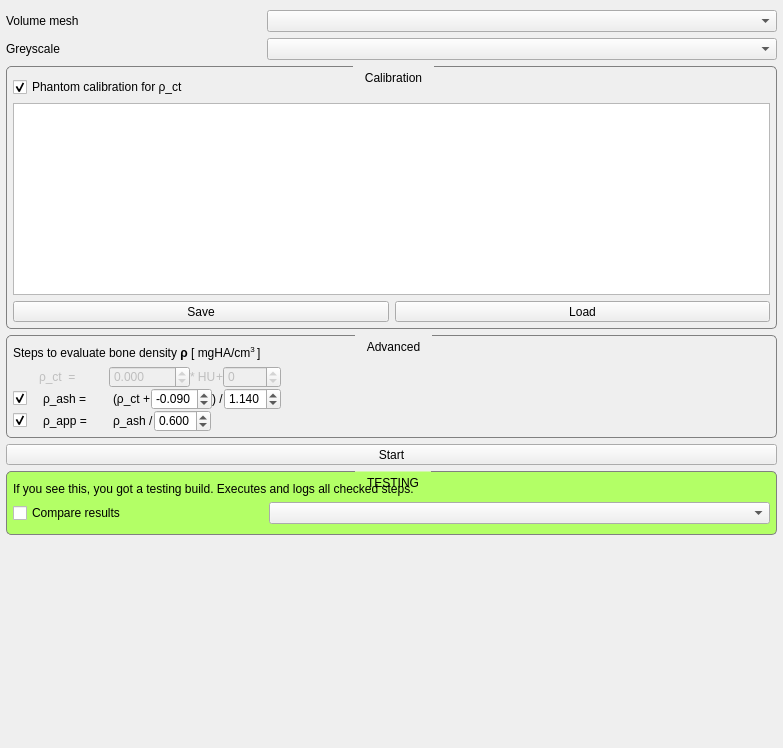
This is src/internal/MaterialMappingViewControls.ui in araex/mitk-gem as Qt 5 draws it before an edit. The edited form follows.
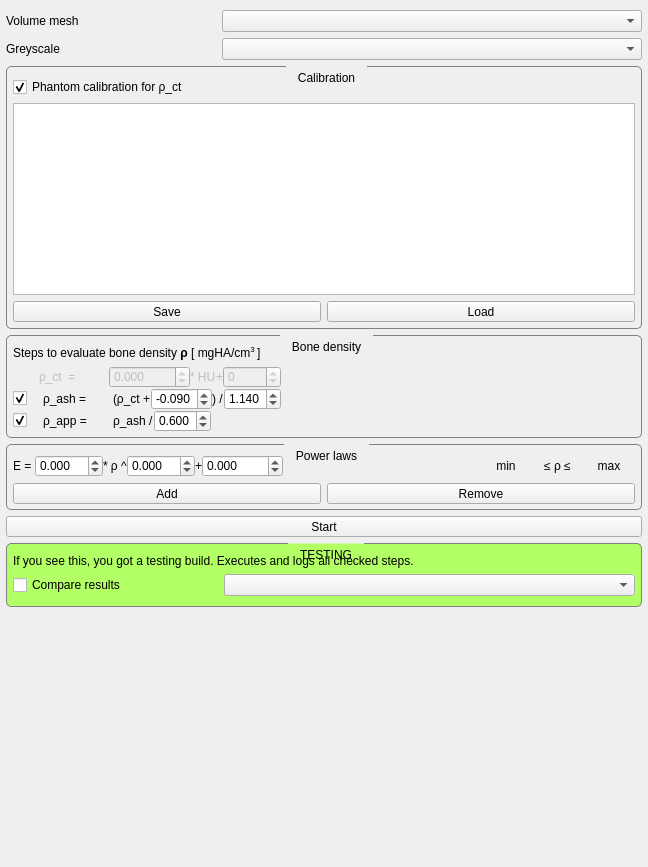
This is the edited form. Custom widgets are drawn as their Qt base class.

Commit message: prepared power law gui

Diff of the .ui file:
```diff
--- a/src/internal/MaterialMappingViewControls.ui
+++ b/src/internal/MaterialMappingViewControls.ui
@@ -6,8 +6,8 @@
    <rect>
     <x>0</x>
     <y>0</y>
-    <width>783</width>
-    <height>748</height>
+    <width>648</width>
+    <height>867</height>
    </rect>
   </property>
   <property name="minimumSize">
@@ -253,7 +253,7 @@
      <item>
       <widget class="QGroupBox" name="advancedGroup">
        <property name="title">
-        <string>Advanced</string>
+        <string>Bone density</string>
        </property>
        <property name="checkable">
         <bool>false</bool>
@@ -678,6 +678,219 @@
        </layout>
       </widget>
      </item>
+     <item>
+      <widget class="QGroupBox" name="advancedGroup_2">
+       <property name="title">
+        <string>Power laws</string>
+       </property>
+       <property name="checkable">
+        <bool>false</bool>
+       </property>
+       <layout class="QVBoxLayout" name="verticalLayout_7">
+        <property name="leftMargin">
+         <number>6</number>
+        </property>
+        <property name="topMargin">
+         <number>10</number>
+        </property>
+        <property name="rightMargin">
+         <number>6</number>
+        </property>
+        <property name="bottomMargin">
+         <number>5</number>
+        </property>
+        <item>
+         <widget class="QWidget" name="powerLawWidget" native="true">
+          <property name="styleSheet">
+           <string notr="true">QLabel {
+	font: small &quot;Courier New&quot;;
+}
+
+QDoubleSpinBox {
+	font: small &quot;Courier New&quot;;
+}</string>
+          </property>
+          <layout class="QHBoxLayout" name="horizontalLayout_3" stretch="3,1">
+           <property name="spacing">
+            <number>0</number>
+           </property>
+           <property name="margin">
+            <number>0</number>
+           </property>
+           <item>
+            <layout class="QHBoxLayout" name="horizontalLayout_13">
+             <property name="spacing">
+              <number>0</number>
+             </property>
+             <property name="leftMargin">
+              <number>0</number>
+             </property>
+             <item>
+              <widget class="QLabel" name="label_18">
+               <property name="text">
+                <string>E = </string>
+               </property>
+              </widget>
+             </item>
+             <item>
+              <widget class="QDoubleSpinBox" name="linEQSlopeSpinBox_2">
+               <property name="decimals">
+                <number>3</number>
+               </property>
+               <property name="minimum">
+                <double>-99.000000000000000</double>
+               </property>
+               <property name="maximum">
+                <double>99.000000000000000</double>
+               </property>
+               <property name="singleStep">
+                <double>0.010000000000000</double>
+               </property>
+              </widget>
+             </item>
+             <item>
+              <widget class="QLabel" name="label_19">
+               <property name="text">
+                <string>* ρ ^</string>
+               </property>
+              </widget>
+             </item>
+             <item>
+              <widget class="QDoubleSpinBox" name="linEQSlopeSpinBox_3">
+               <property name="decimals">
+                <number>3</number>
+               </property>
+               <property name="minimum">
+                <double>-99.000000000000000</double>
+               </property>
+               <property name="maximum">
+                <double>99.000000000000000</double>
+               </property>
+               <property name="singleStep">
+                <double>0.010000000000000</double>
+               </property>
+              </widget>
+             </item>
+             <item>
+              <widget class="QLabel" name="label_20">
+               <property name="text">
+                <string>+</string>
+               </property>
+              </widget>
+             </item>
+             <item>
+              <widget class="QDoubleSpinBox" name="linEQSlopeSpinBox_4">
+               <property name="decimals">
+                <number>3</number>
+               </property>
+               <property name="minimum">
+                <double>-9999.000000000000000</double>
+               </property>
+               <property name="maximum">
+                <double>9999.000000000000000</double>
+               </property>
+               <property name="singleStep">
+                <double>0.010000000000000</double>
+               </property>
+              </widget>
+             </item>
+             <item>
+              <spacer name="horizontalSpacer_5">
+               <property name="orientation">
+                <enum>Qt::Horizontal</enum>
+               </property>
+               <property name="sizeHint" stdset="0">
+                <size>
+                 <width>40</width>
+                 <height>20</height>
+                </size>
+               </property>
+              </spacer>
+             </item>
+            </layout>
+           </item>
+           <item>
+            <layout class="QHBoxLayout" name="horizontalLayout_11">
+             <property name="spacing">
+              <number>0</number>
+             </property>
+             <property name="leftMargin">
+              <number>0</number>
+             </property>
+             <property name="topMargin">
+              <number>0</number>
+             </property>
+             <item>
+              <widget class="QLabel" name="label_16">
+               <property name="text">
+                <string>min</string>
+               </property>
+               <property name="alignment">
+                <set>Qt::AlignCenter</set>
+               </property>
+              </widget>
+             </item>
+             <item>
+              <widget class="QLabel" name="label_15">
+               <property name="text">
+                <string>≤ ρ ≤</string>
+               </property>
+               <property name="alignment">
+                <set>Qt::AlignCenter</set>
+               </property>
+              </widget>
+             </item>
+             <item>
+              <widget class="QLabel" name="label_17">
+               <property name="text">
+                <string>max</string>
+               </property>
+               <property name="alignment">
+                <set>Qt::AlignCenter</set>
+               </property>
+              </widget>
+             </item>
+            </layout>
+           </item>
+          </layout>
+         </widget>
+        </item>
+        <item>
+         <layout class="QHBoxLayout" name="horizontalLayout_16">
+          <property name="topMargin">
+           <number>0</number>
+          </property>
+          <item>
+           <widget class="QToolButton" name="addPowerLawButton">
+            <property name="sizePolicy">
+             <sizepolicy hsizetype="MinimumExpanding" vsizetype="Fixed">
+              <horstretch>0</horstretch>
+              <verstretch>0</verstretch>
+             </sizepolicy>
+            </property>
+            <property name="text">
+             <string>Add</string>
+            </property>
+           </widget>
+          </item>
+          <item>
+           <widget class="QToolButton" name="toolButton_2">
+            <property name="sizePolicy">
+             <sizepolicy hsizetype="MinimumExpanding" vsizetype="Fixed">
+              <horstretch>0</horstretch>
+              <verstretch>0</verstretch>
+             </sizepolicy>
+            </property>
+            <property name="text">
+             <string>Remove</string>
+            </property>
+           </widget>
+          </item>
+         </layout>
+        </item>
+       </layout>
+      </widget>
+     </item>
      <item>
       <widget class="QToolButton" name="startButton">
        <property name="sizePolicy">
```
The commit also changes 3 other files.
